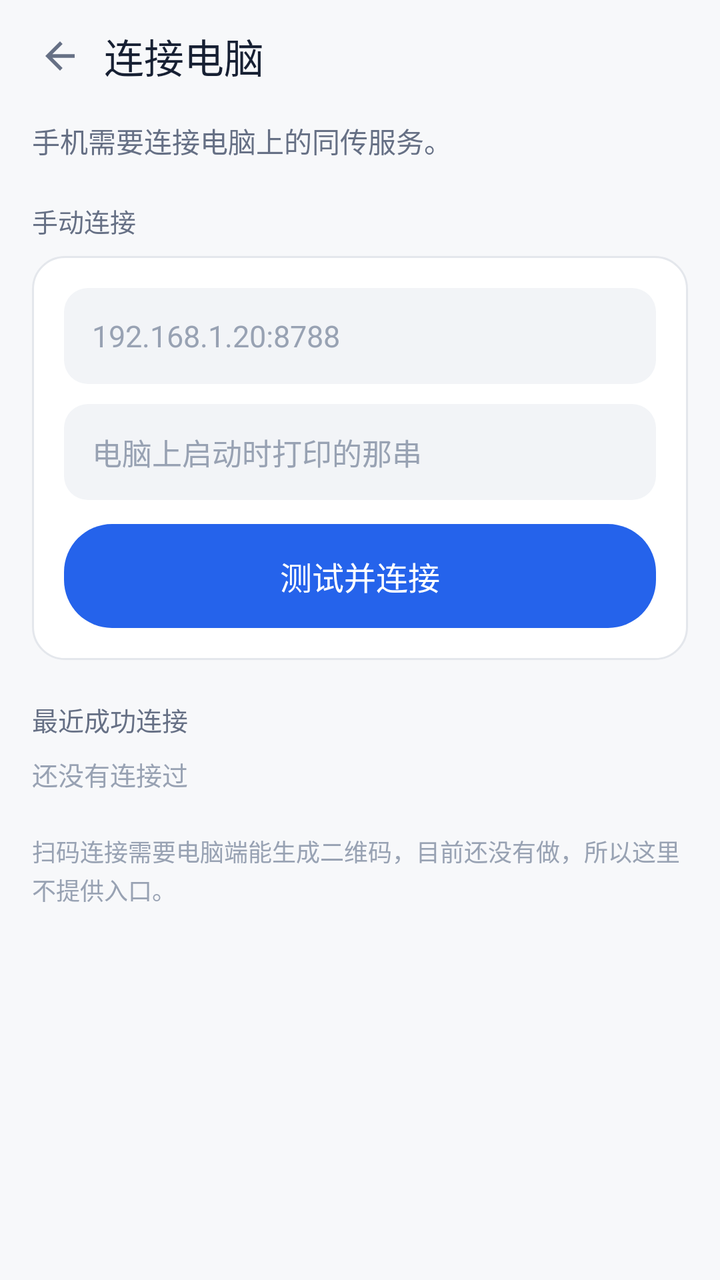
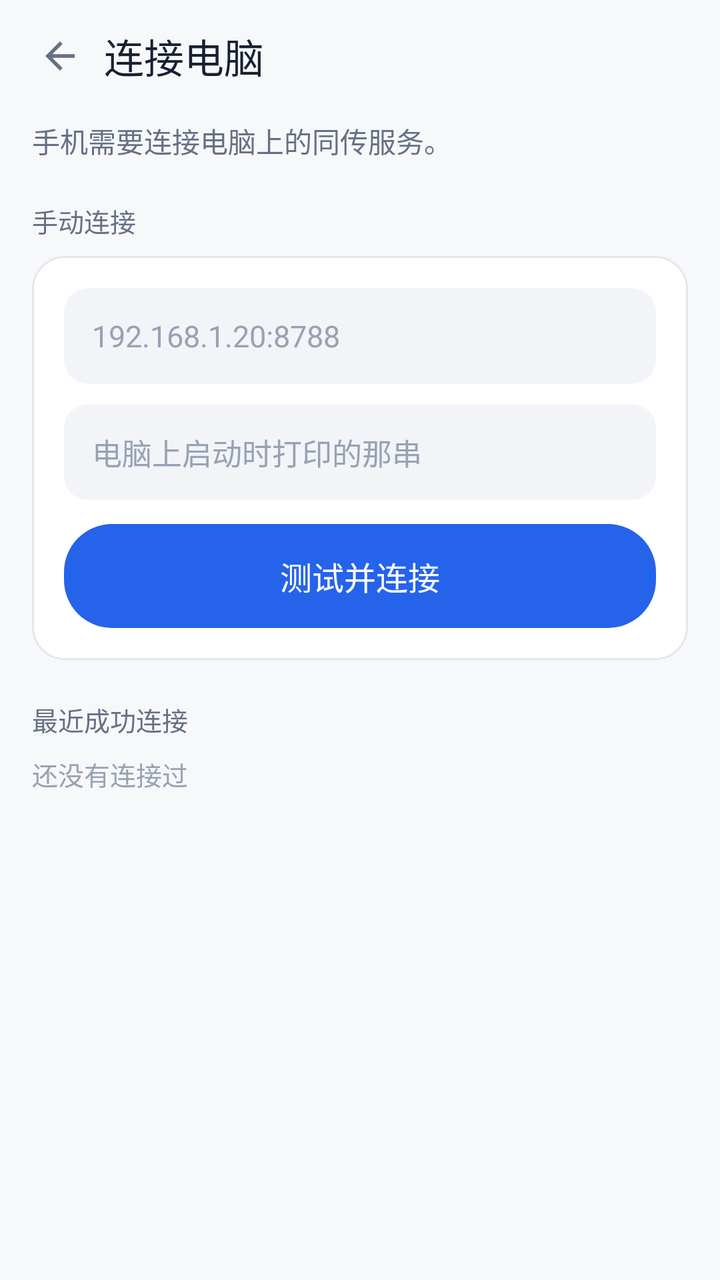

Two renders of the same Android screen: before a commit and after it. Below are the layout's source before the change and the commit's diff.
<!-- AndroidManifest.xml: application theme AppTheme -->
<!-- res/layout/overlay_connect.xml -->
<?xml version="1.0" encoding="utf-8"?>
<LinearLayout xmlns:android="http://schemas.android.com/apk/res/android"
    android:layout_width="match_parent"
    android:layout_height="match_parent"
    android:background="@color/page"
    android:orientation="vertical">

    <LinearLayout
        android:layout_width="match_parent"
        android:layout_height="56dp"
        android:gravity="center_vertical"
        android:orientation="horizontal"
        android:paddingStart="8dp"
        android:paddingEnd="16dp">

        <ImageView
            android:id="@+id/connectBack"
            android:layout_width="44dp"
            android:layout_height="44dp"
            android:background="@drawable/tap_icon_bare"
            android:clickable="true"
            android:contentDescription="@string/back"
            android:focusable="true"
            android:padding="11dp"
            android:src="@drawable/ic_back" />

        <TextView
            android:layout_width="0dp"
            android:layout_height="wrap_content"
            android:layout_weight="1"
            android:fontFamily="sans-serif-medium"
            android:text="@string/connect_title"
            android:textColor="@color/ink"
            android:textSize="20sp" />
    </LinearLayout>

    <ScrollView
        android:layout_width="match_parent"
        android:layout_height="0dp"
        android:layout_weight="1"
        android:clipToPadding="false"
        android:paddingStart="16dp"
        android:paddingEnd="16dp"
        android:paddingBottom="20dp"
        android:scrollbars="none">

        <LinearLayout
            android:layout_width="match_parent"
            android:layout_height="wrap_content"
            android:orientation="vertical">

            <TextView
                android:layout_width="match_parent"
                android:layout_height="wrap_content"
                android:layout_marginTop="4dp"
                android:text="@string/connect_intro"
                android:textColor="@color/ink_soft"
                android:textSize="14sp" />

            
            <TextView
                android:layout_width="match_parent"
                android:layout_height="wrap_content"
                android:layout_marginTop="20dp"
                android:layout_marginBottom="8dp"
                android:fontFamily="sans-serif-medium"
                android:text="@string/connect_manual"
                android:textColor="@color/ink_soft"
                android:textSize="13sp" />

            <LinearLayout
                android:layout_width="match_parent"
                android:layout_height="wrap_content"
                android:background="@drawable/bg_card"
                android:orientation="vertical"
                android:padding="16dp">

                <EditText
                    android:id="@+id/connectHost"
                    android:layout_width="match_parent"
                    android:layout_height="48dp"
                    android:background="@drawable/bg_input"
                    android:hint="@string/connect_address_hint"
                    android:importantForAutofill="no"
                    android:inputType="textUri"
                    android:paddingStart="14dp"
                    android:paddingEnd="14dp"
                    android:singleLine="true"
                    android:textColor="@color/ink"
                    android:textColorHint="@color/ink_faint"
                    android:textSize="15sp" />

                <EditText
                    android:id="@+id/connectSecret"
                    android:layout_width="match_parent"
                    android:layout_height="48dp"
                    android:layout_marginTop="10dp"
                    android:background="@drawable/bg_input"
                    android:hint="@string/connect_pairing_hint"
                    android:importantForAutofill="no"
                    android:inputType="text"
                    android:paddingStart="14dp"
                    android:paddingEnd="14dp"
                    android:singleLine="true"
                    android:textColor="@color/ink"
                    android:textColorHint="@color/ink_faint"
                    android:textSize="15sp" />

                <LinearLayout
                    android:id="@+id/connectTest"
                    android:layout_width="match_parent"
                    android:layout_height="52dp"
                    android:layout_marginTop="12dp"
                    android:background="@drawable/tap_primary"
                    android:clickable="true"
                    android:focusable="true"
                    android:gravity="center">

                    <TextView
                        android:id="@+id/connectTestLabel"
                        android:layout_width="wrap_content"
                        android:layout_height="wrap_content"
                        android:fontFamily="sans-serif-medium"
                        android:text="@string/connect_test"
                        android:textColor="@color/on_brand"
                        android:textSize="16sp" />
                </LinearLayout>

                
                <LinearLayout
                    android:id="@+id/connectProgress"
                    android:layout_width="match_parent"
                    android:layout_height="wrap_content"
                    android:layout_marginTop="12dp"
                    android:background="@drawable/bg_chip"
                    android:gravity="center_vertical"
                    android:orientation="horizontal"
                    android:padding="12dp"
                    android:visibility="gone">

                    <View
                        android:id="@+id/connectProgressDot"
                        android:layout_width="8dp"
                        android:layout_height="8dp"
                        android:layout_marginEnd="10dp"
                        android:background="@drawable/bg_dot" />

                    <TextView
                        android:id="@+id/connectProgressText"
                        android:layout_width="0dp"
                        android:layout_height="wrap_content"
                        android:layout_weight="1"
                        android:textColor="@color/ink_soft"
                        android:textSize="13sp" />
                </LinearLayout>
            </LinearLayout>

            
            <TextView
                android:layout_width="match_parent"
                android:layout_height="wrap_content"
                android:layout_marginTop="20dp"
                android:layout_marginBottom="8dp"
                android:fontFamily="sans-serif-medium"
                android:text="@string/connect_recent"
                android:textColor="@color/ink_soft"
                android:textSize="13sp" />

            <LinearLayout
                android:id="@+id/recentList"
                android:layout_width="match_parent"
                android:layout_height="wrap_content"
                android:orientation="vertical" />

            <TextView
                android:id="@+id/recentEmpty"
                android:layout_width="match_parent"
                android:layout_height="wrap_content"
                android:text="@string/connect_recent_empty"
                android:textColor="@color/ink_faint"
                android:textSize="13sp" />

            
            <LinearLayout
                android:id="@+id/connectDetail"
                android:layout_width="match_parent"
                android:layout_height="wrap_content"
                android:layout_marginTop="20dp"
                android:background="@drawable/bg_card"
                android:orientation="vertical"
                android:padding="16dp"
                android:visibility="gone">

                <TextView
                    android:id="@+id/detailDevice"
                    android:layout_width="match_parent"
                    android:layout_height="wrap_content"
                    android:fontFamily="sans-serif-medium"
                    android:textColor="@color/ink"
                    android:textSize="15sp" />

                <TextView
                    android:id="@+id/detailAddress"
                    android:layout_width="match_parent"
                    android:layout_height="wrap_content"
                    android:layout_marginTop="4dp"
                    android:textColor="@color/ink_soft"
                    android:textSize="13sp" />

                <View
                    android:layout_width="match_parent"
                    android:layout_height="1dp"
                    android:layout_marginTop="12dp"
                    android:background="@drawable/divider" />

                <TextView
                    android:layout_width="match_parent"
                    android:layout_height="wrap_content"
                    android:layout_marginTop="12dp"
                    android:text="@string/detail_caps"
                    android:textColor="@color/ink_soft"
                    android:textSize="13sp" />

                <TextView
                    android:layout_width="match_parent"
                    android:layout_height="wrap_content"
                    android:layout_marginTop="4dp"
                    android:text="@string/detail_caps_langs"
                    android:textColor="@color/ink_soft"
                    android:textSize="13sp" />

                <TextView
                    android:layout_width="match_parent"
                    android:layout_height="wrap_content"
                    android:layout_marginTop="4dp"
                    android:text="@string/detail_caps_audio"
                    android:textColor="@color/ink_soft"
                    android:textSize="13sp" />
            </LinearLayout>

            
            <TextView
                android:layout_width="match_parent"
                android:layout_height="wrap_content"
                android:layout_marginTop="20dp"
                android:lineSpacingExtra="2dp"
                android:text="@string/connect_scanned_hint"
                android:textColor="@color/ink_faint"
                android:textSize="12sp" />
        </LinearLayout>
    </ScrollView>
</LinearLayout>
<!-- resources referenced by this layout -->
<resources>
  <color name="ink">#172033</color>
  <color name="ink_faint">#98A2B3</color>
  <color name="ink_soft">#667085</color>
  <color name="on_brand">#FFFFFF</color>
  <color name="page">#F7F8FA</color>
  <!-- drawable bg_card (drawable) -->
  <?xml version="1.0" encoding="utf-8"?>
  <shape xmlns:android="http://schemas.android.com/apk/res/android" android:shape="rectangle">
      <solid android:color="@color/surface" />
      <stroke android:width="1dp" android:color="@color/line" />
      <corners android:radius="16dp" />
  </shape>
  <!-- drawable bg_chip (drawable) -->
  <?xml version="1.0" encoding="utf-8"?>
  <shape xmlns:android="http://schemas.android.com/apk/res/android" android:shape="rectangle">
      <solid android:color="@color/surface_alt" />
      <corners android:radius="10dp" />
  </shape>
  <!-- drawable bg_dot (drawable) -->
  <?xml version="1.0" encoding="utf-8"?>
  <shape xmlns:android="http://schemas.android.com/apk/res/android" android:shape="oval">
      <solid android:color="#FFFFFF" />
  </shape>
  <!-- drawable bg_input (drawable) -->
  <?xml version="1.0" encoding="utf-8"?>
  <shape xmlns:android="http://schemas.android.com/apk/res/android" android:shape="rectangle">
      <solid android:color="@color/surface_alt" />
      <corners android:radius="12dp" />
  </shape>
  <!-- drawable divider (drawable) -->
  <?xml version="1.0" encoding="utf-8"?>
  <shape xmlns:android="http://schemas.android.com/apk/res/android" android:shape="rectangle">
      <solid android:color="@color/line_soft" />
  </shape>
  <!-- drawable ic_back (drawable) -->
  <?xml version="1.0" encoding="utf-8"?>
  <vector xmlns:android="http://schemas.android.com/apk/res/android"
      android:width="22dp" android:height="22dp"
      android:viewportWidth="24" android:viewportHeight="24">
      <path android:fillColor="@color/ink_soft"
          android:pathData="M20,11H7.83l5.59,-5.59L12,4l-8,8 8,8 1.41,-1.41L7.83,13H20v-2z" />
  </vector>
  <!-- drawable tap_icon_bare (drawable) -->
  <?xml version="1.0" encoding="utf-8"?>
  <ripple xmlns:android="http://schemas.android.com/apk/res/android"
      android:color="@color/ripple_light">
      <item>
          <shape android:shape="oval">
              <solid android:color="#00000000" />
          </shape>
      </item>
  </ripple>
  <!-- drawable tap_primary (drawable) -->
  <?xml version="1.0" encoding="utf-8"?>
  <ripple xmlns:android="http://schemas.android.com/apk/res/android"
      android:color="@color/ripple_dark">
      <item>
          <shape android:shape="rectangle">
              <solid android:color="@color/brand" />
              <corners android:radius="24dp" />
          </shape>
      </item>
  </ripple>
  <string name="back">返回</string>
  <string name="connect_address_hint">192.168.1.20:8788</string>
  <string name="connect_intro">手机需要连接电脑上的同传服务。</string>
  <string name="connect_manual">手动连接</string>
  <string name="connect_pairing_hint">电脑上启动时打印的那串</string>
  <string name="connect_recent">最近成功连接</string>
  <string name="connect_recent_empty">还没有连接过</string>
  <string name="connect_scanned_hint">扫码连接需要电脑端能生成二维码，目前还没有做，所以这里不提供入口。</string>
  <string name="connect_test">测试并连接</string>
  <string name="connect_title">连接电脑</string>
  <string name="detail_caps">服务能力</string>
  <string name="detail_caps_audio">译文语音：不提供</string>
  <string name="detail_caps_langs">支持语言：简体中文 ↔ 巴西葡语</string>
  <color name="surface">#FFFFFF</color>
  <color name="line">#E4E7EC</color>
  <color name="surface_alt">#F2F4F7</color>
  <color name="line_soft">#EEF0F4</color>
  <color name="ripple_light">#14000000</color>
  <color name="ripple_dark">#33FFFFFF</color>
  <color name="brand">#2563EB</color>
  <!-- unchanged entries left out for length: 1 -->
</resources>

<!-- the commit's change to res/layout/overlay_connect.xml (unified diff, before → after) -->
@@ -237,16 +237,6 @@
                     android:textColor="@color/ink_soft"
                     android:textSize="13sp" />
             </LinearLayout>
-
-            
-            <TextView
-                android:layout_width="match_parent"
-                android:layout_height="wrap_content"
-                android:layout_marginTop="20dp"
-                android:lineSpacingExtra="2dp"
-                android:text="@string/connect_scanned_hint"
-                android:textColor="@color/ink_faint"
-                android:textSize="12sp" />
         </LinearLayout>
     </ScrollView>
 </LinearLayout>
<!-- resource entries referenced after the edit -->
@@ -70,7 +70,6 @@
   <string name="connect_pairing_hint">电脑上启动时打印的那串</string>
   <string name="connect_recent">最近成功连接</string>
   <string name="connect_recent_empty">还没有连接过</string>
-  <string name="connect_scanned_hint">扫码连接需要电脑端能生成二维码，目前还没有做，所以这里不提供入口。</string>
   <string name="connect_test">测试并连接</string>
   <string name="connect_title">连接电脑</string>
   <string name="detail_caps">服务能力</string>
